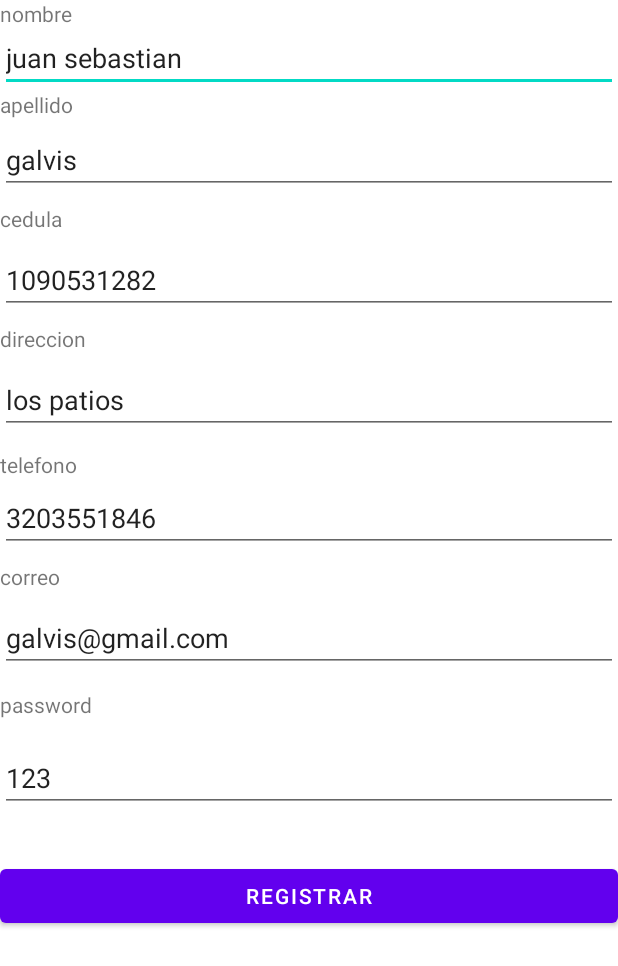
After one commit to 1999jsgh/tanqueOxigeno, an Android app: the layout activity_registar_cliente.xml on its own in the app's theme, with its tools: preview values and no code run, on a phone screen of 412 x 824 dp. The commit adds this screen. Shown: the top 966 px of the screen. Run offline under Robolectric (Android 15) with nearby library versions, the phone set to English and light mode, and no system bars.

Commit message:
funcionalidades varias

```diff
--- a/app/src/main/java/com/example/tanqueoxigeno/form/Api.java
+++ b/app/src/main/java/com/example/tanqueoxigeno/form/Api.java
@@ -21,4 +21,8 @@ public interface Api {
     @Headers("Content-Type:application/json;charset=UTF-8")
     Call<ArrayList<Botella>>getDatosBotella(@Body RequestBody body);
 
+    @POST("add.php")
+    @Headers("Content-Type:application/json;charset=UTF-8")
+    Call<String>registrarCliente(@Body RequestBody body);
+
 }
--- a/app/src/main/java/com/example/tanqueoxigeno/form/Globalvar.java
+++ b/app/src/main/java/com/example/tanqueoxigeno/form/Globalvar.java
@@ -9,4 +9,6 @@ public class Globalvar {
 
     public static ArrayList<Cliente> datosCliente = new ArrayList<>();
     public static ArrayList<Botella> botella = new ArrayList<>();
+
+
 }
--- /dev/null
+++ b/app/src/main/res/layout/activity_registar_cliente.xml
@@ -0,0 +1,160 @@
+<?xml version="1.0" encoding="utf-8"?>
+<androidx.constraintlayout.widget.ConstraintLayout xmlns:android="http://schemas.android.com/apk/res/android"
+    xmlns:app="http://schemas.android.com/apk/res-auto"
+    xmlns:tools="http://schemas.android.com/tools"
+    android:layout_width="match_parent"
+    android:layout_height="match_parent"
+    tools:context=".RegistarCliente">
+
+    <TextView
+        android:id="@+id/textView"
+        android:layout_width="match_parent"
+        android:layout_height="wrap_content"
+        android:text="nombre"
+        app:layout_constraintBottom_toTopOf="@+id/nombre"
+        app:layout_constraintTop_toTopOf="parent"
+        tools:ignore="MissingConstraints"
+        tools:layout_editor_absoluteX="0dp"></TextView>
+
+    <EditText
+        android:id="@+id/nombre"
+        android:layout_width="match_parent"
+        android:layout_height="wrap_content"
+        android:layout_marginTop="16dp"
+        android:text="juan sebastian"
+        app:layout_constraintTop_toTopOf="parent"
+        tools:ignore="MissingConstraints"
+        tools:layout_editor_absoluteX="0dp"></EditText>
+
+    <TextView
+        android:id="@+id/textView2"
+        android:layout_width="match_parent"
+        android:layout_height="wrap_content"
+        android:layout_marginTop="60dp"
+        android:text="apellido"
+        app:layout_constraintTop_toTopOf="parent"
+        tools:ignore="MissingConstraints"
+        tools:layout_editor_absoluteX="0dp"></TextView>
+
+    <EditText
+        android:id="@+id/apellido"
+        android:layout_width="match_parent"
+        android:layout_height="wrap_content"
+        android:layout_marginTop="84dp"
+        android:text="galvis"
+        app:layout_constraintTop_toTopOf="parent"
+        tools:ignore="MissingConstraints"
+        tools:layout_editor_absoluteX="16dp"></EditText>
+
+    <TextView
+        android:id="@+id/textView3"
+        android:layout_width="match_parent"
+        android:layout_height="wrap_content"
+        android:layout_marginTop="136dp"
+        android:text="cedula"
+        app:layout_constraintTop_toTopOf="parent"
+        tools:ignore="MissingConstraints"
+        tools:layout_editor_absoluteX="-16dp"></TextView>
+
+    <EditText
+        android:id="@+id/cedula"
+        android:layout_width="match_parent"
+        android:layout_height="wrap_content"
+        android:layout_marginTop="164dp"
+        android:text="1090531282"
+        app:layout_constraintTop_toTopOf="parent"
+        tools:ignore="MissingConstraints"
+        tools:layout_editor_absoluteX="0dp"></EditText>
+
+    <TextView
+        android:id="@+id/textView4"
+        android:layout_width="match_parent"
+        android:layout_height="wrap_content"
+        android:layout_marginTop="216dp"
+        android:text="direccion"
+        app:layout_constraintTop_toTopOf="parent"
+        tools:ignore="MissingConstraints"
+        tools:layout_editor_absoluteX="16dp"></TextView>
+
+    <EditText
+        android:id="@+id/direccion"
+        android:layout_width="match_parent"
+        android:layout_height="wrap_content"
+        android:layout_marginTop="244dp"
+        android:text="los patios"
+        app:layout_constraintTop_toTopOf="parent"
+        tools:ignore="MissingConstraints"
+        tools:layout_editor_absoluteX="0dp"></EditText>
+
+    <TextView
+        android:id="@+id/textView5"
+        android:layout_width="match_parent"
+        android:layout_height="wrap_content"
+        android:layout_marginTop="300dp"
+        android:text="telefono"
+        app:layout_constraintTop_toTopOf="parent"
+        tools:ignore="MissingConstraints"
+        tools:layout_editor_absoluteX="32dp"></TextView>
+
+    <EditText
+        android:id="@+id/telefono"
+        android:layout_width="match_parent"
+        android:layout_height="wrap_content"
+        android:layout_marginTop="324dp"
+        android:text="3203551846"
+        app:layout_constraintTop_toTopOf="@+id/textView"
+        tools:ignore="MissingConstraints"
+        tools:layout_editor_absoluteX="29dp"></EditText>
+
+    <TextView
+        android:id="@+id/textView6"
+        android:layout_width="match_parent"
+        android:layout_height="wrap_content"
+        android:layout_marginTop="376dp"
+        android:text="correo"
+        app:layout_constraintTop_toTopOf="@+id/textView"
+        tools:ignore="MissingConstraints"
+        tools:layout_editor_absoluteX="0dp"></TextView>
+
+    <EditText
+        android:id="@+id/correo"
+        android:layout_width="match_parent"
+        android:layout_height="wrap_content"
+        android:layout_marginTop="404dp"
+        android:text="galvis@gmail.com"
+        app:layout_constraintTop_toTopOf="@+id/textView"
+        tools:ignore="MissingConstraints"
+        tools:layout_editor_absoluteX="50dp"></EditText>
+
+    <TextView
+        android:id="@+id/textView7"
+        android:layout_width="match_parent"
+        android:layout_height="wrap_content"
+        android:layout_marginTop="460dp"
+        android:text="password"
+        app:layout_constraintTop_toTopOf="parent"
+        tools:ignore="MissingConstraints"
+        tools:layout_editor_absoluteX="16dp"></TextView>
+
+    <EditText
+        android:id="@+id/contrasena"
+        android:layout_width="match_parent"
+        android:layout_height="wrap_content"
+        android:layout_marginTop="496dp"
+        android:text="123"
+        app:layout_constraintTop_toTopOf="parent"
+        tools:ignore="MissingConstraints"
+        tools:layout_editor_absoluteX="47dp"></EditText>
+
+    <Button
+        android:text="Registrar"
+        android:id="@+id/btnRegistrar"
+        android:layout_width="match_parent"
+        android:layout_height="wrap_content"
+        android:layout_marginTop="32dp"
+        app:layout_constraintTop_toBottomOf="@+id/contrasena"
+        tools:ignore="MissingConstraints"
+        tools:layout_editor_absoluteX="0dp">
+    </Button>
+
+</androidx.constraintlayout.widget.ConstraintLayout>
```
Also changed, not shown: app/src/main/AndroidManifest.xml (+11 -1 lines), app/src/main/java/com/example/tanqueoxigeno/MainActivity.java (+11 -0 lines), app/src/main/java/com/example/tanqueoxigeno/RegistarCliente.java (added, +102 -0 lines), app/src/main/java/com/example/tanqueoxigeno/RegistarMantenimiento.java (added, +14 -0 lines), app/src/main/java/com/example/tanqueoxigeno/RegistrarVenta.java (added, +14 -0 lines), app/src/main/java/com/example/tanqueoxigeno/botella/BotellaDetalles.java (added, +14 -0 lines), app/src/main/java/com/example/tanqueoxigeno/mantenimiento/Mantenimiento.java (added, +50 -0 lines), app/src/main/java/com/example/tanqueoxigeno/venta/Venta.java (added, +40 -0 lines), app/src/main/res/layout/activity_botella_detalles.xml (added, +173 -0 lines), app/src/main/res/layout/activity_principal.xml (+0 -24 lines), app/src/main/res/layout/activity_registar_mantenimiento.xml (added, +11 -0 lines), app/src/main/res/layout/activity_registrar_venta.xml (added, +51 -0 lines).
